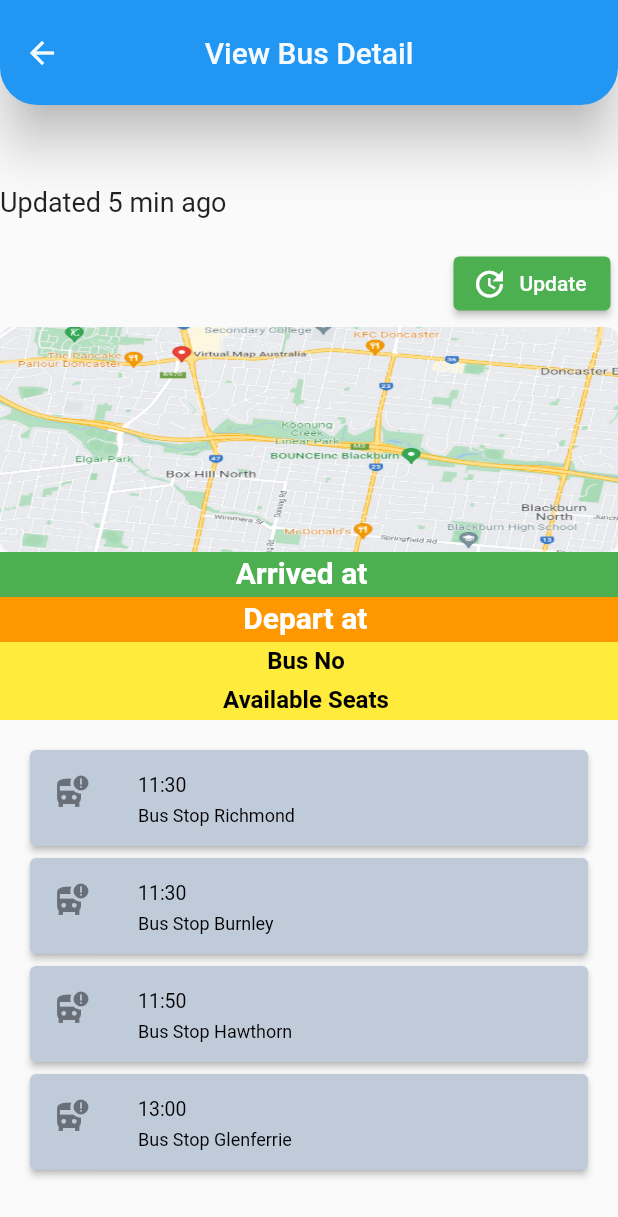
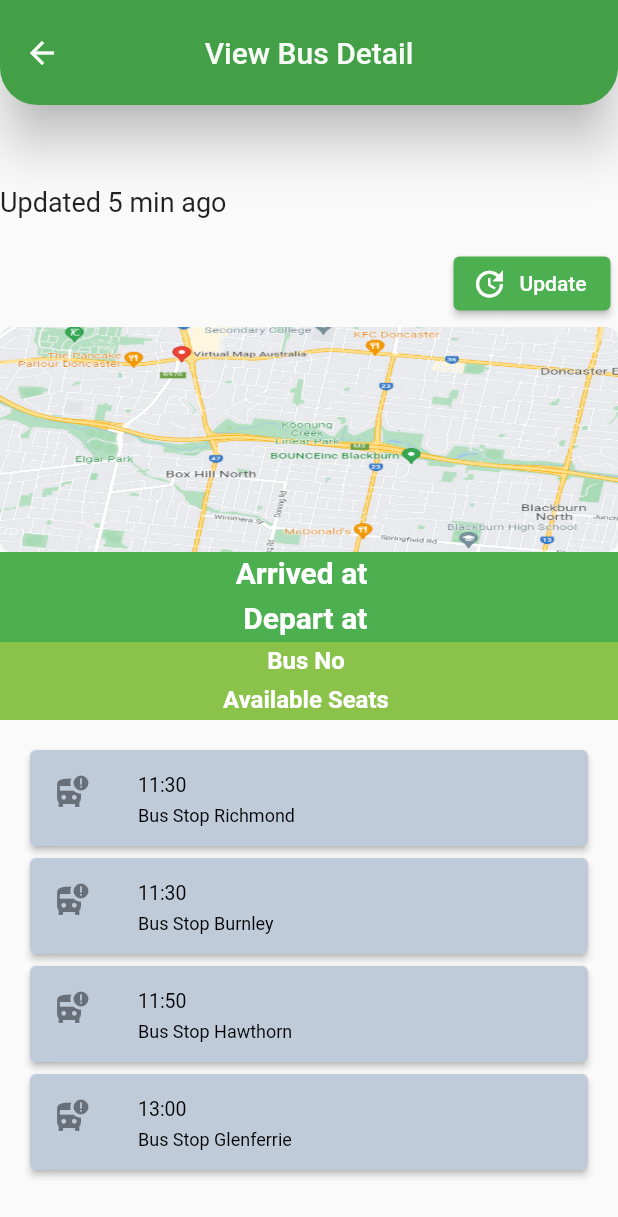
Before and after one commit to yashtejani/TDP5, a Flutter app: the JourneyPlanner screen opened directly, after a tap on "11:30", on a phone screen of 412 x 824 dp. Shown: the top 1217 px of the screen. Run offline on Flutter 3.47's test engine with Material 2 defaults, Android fonts, the phone set to English and light mode, and no system bars; our stand-ins replace fluttertoast, sizer; network calls fail.

Commit message:
color changes

```diff
--- a/lib/screens/addBusDetails.dart
+++ b/lib/screens/addBusDetails.dart
@@ -11,6 +11,8 @@ class AddBus extends StatelessWidget {
       title: appTitle,
       home: Scaffold(
         appBar: AppBar(
+          backgroundColor: Colors.green[600],
+
           titleSpacing: 00.0,
           centerTitle: true,
           toolbarHeight: 70,
--- a/lib/screens/addRoute.dart
+++ b/lib/screens/addRoute.dart
@@ -8,6 +8,8 @@ class AddRoute extends StatelessWidget {
   Widget build(BuildContext context) {
     return Scaffold(
         appBar: AppBar(
+            backgroundColor: Colors.green[600],
+
             titleSpacing: 00.0,
             centerTitle: true,
             toolbarHeight: 70,
--- a/lib/screens/addStaff.dart
+++ b/lib/screens/addStaff.dart
@@ -72,7 +72,7 @@ class AddStaffState extends State {
     final addButon = Material(
       elevation: 5.0,
       borderRadius: BorderRadius.circular(20.0),
-      color: Colors.blue,
+      color: Colors.green,
       child: MaterialButton(
         minWidth: MediaQuery.of(context).size.width,
         padding: const EdgeInsets.fromLTRB(50.0, 15.0, 50.0, 15.0),
@@ -95,6 +95,8 @@ class AddStaffState extends State {
     );
     return Scaffold(
       appBar: AppBar(
+        backgroundColor: Colors.green[600],
+
         titleSpacing: 00.0,
         centerTitle: true,
         toolbarHeight: 70,
--- a/lib/screens/addTimeSchedule.dart
+++ b/lib/screens/addTimeSchedule.dart
@@ -51,7 +51,7 @@ class TimeScheduleState extends State {
     final addButon = Material(
       elevation: 5.0,
       borderRadius: BorderRadius.circular(20.0),
-      color: Colors.blue,
+      color: Colors.green,
       child: MaterialButton(
         minWidth: MediaQuery.of(context).size.width,
         padding: const EdgeInsets.fromLTRB(50.0, 15.0, 50.0, 15.0),
@@ -72,6 +72,8 @@ class TimeScheduleState extends State {
     return Scaffold(
       //appBar: AppBar(title: const Text("Add Staff")),
       appBar: AppBar(
+        backgroundColor: Colors.green[600],
+
         titleSpacing: 00.0,
         centerTitle: true,
         toolbarHeight: 70,
--- a/lib/screens/admin.dart
+++ b/lib/screens/admin.dart
@@ -31,6 +31,8 @@ class _AdminState extends State {
   Widget build(BuildContext context) {
     return Scaffold(
         appBar: AppBar(
+          backgroundColor: Colors.green[600],
+
           titleSpacing: 00.0,
           centerTitle: true,
           toolbarHeight: 70,
--- a/lib/screens/adminLogin.dart
+++ b/lib/screens/adminLogin.dart
@@ -15,6 +15,8 @@ class AdminLogin extends StatelessWidget {
 
           child: Scaffold(
               appBar: AppBar(
+                backgroundColor: Colors.green[600],
+
                 titleSpacing: 00.0,
                 centerTitle: true,
                 toolbarHeight: 70,
--- a/lib/screens/busList.dart
+++ b/lib/screens/busList.dart
@@ -14,6 +14,7 @@ class BusList extends StatelessWidget {
   Widget build(BuildContext context) {
     return Scaffold(
       appBar: AppBar(
+        backgroundColor: Colors.green[600],
         titleSpacing: 00.0,
         centerTitle: true,
         toolbarHeight: 70,
--- a/lib/screens/generateReport.dart
+++ b/lib/screens/generateReport.dart
@@ -16,6 +16,8 @@ class GenerateReport extends StatelessWidget {
 
     return Scaffold(
           appBar: AppBar(
+              backgroundColor: Colors.green[600],
+
               titleSpacing: 00.0,
               centerTitle: true,
               toolbarHeight: 70,
--- a/lib/screens/notificationView.dart
+++ b/lib/screens/notificationView.dart
@@ -17,6 +17,8 @@ class NotificationView extends StatelessWidget {
     title: appTitle,
     home: Scaffold(
       appBar: AppBar(
+        backgroundColor: Colors.green[600],
+
         titleSpacing: 00.0,
         centerTitle: true,
         toolbarHeight: 70,
--- a/lib/screens/search.dart
+++ b/lib/screens/search.dart
@@ -17,6 +17,8 @@ class JourneyPlanner extends StatelessWidget {
 
     return Scaffold(
         appBar: AppBar(
+          backgroundColor: Colors.green[600],
+
           titleSpacing: 00.0,
           centerTitle: true,
           toolbarHeight: 70,
--- a/lib/screens/updateBusDetails.dart
+++ b/lib/screens/updateBusDetails.dart
@@ -16,6 +16,8 @@ class UpdateBus extends StatelessWidget {
       title: appTitle,
       home: Scaffold(
         appBar: AppBar(
+          backgroundColor: Colors.green[600],
+
           titleSpacing: 00.0,
           centerTitle: true,
           toolbarHeight: 70,
@@ -194,6 +196,9 @@ class UpdateBusFormState extends State<UpdateBusForm> {
             Padding(
               padding: const EdgeInsets.symmetric(vertical: 16.0),
               child: ElevatedButton(
+    style: ElevatedButton.styleFrom(
+    primary: Colors.green //elevated btton background color
+    ),
                 onPressed: () {
                   // Validate returns true if the form is valid, or false otherwise.
                   BusService()
--- a/lib/screens/viewBusDetail.dart
+++ b/lib/screens/viewBusDetail.dart
@@ -51,6 +51,8 @@ class _ViewBusDetailState extends State<ViewBusDetail> {
   Widget build(BuildContext context) {
     return Scaffold(
       appBar: AppBar(
+        backgroundColor: Colors.green[600],
+
         titleSpacing: 00.0,
         centerTitle: true,
         toolbarHeight: 70,
@@ -71,7 +73,9 @@ class _ViewBusDetailState extends State<ViewBusDetail> {
       ),
       body: Column(
         crossAxisAlignment: CrossAxisAlignment.stretch,
+
         children: <Widget>[
+
           const Text(
             "Updated 5 min ago",
             style: TextStyle(height: 5, fontSize: 18),
@@ -117,7 +121,7 @@ class _ViewBusDetailState extends State<ViewBusDetail> {
           Container(
             alignment: Alignment.center,
             padding: const EdgeInsets.all(5),
-            decoration: const BoxDecoration(color: Colors.orange),
+            decoration: const BoxDecoration(color: Colors.green),
             child: Text(departTime,
                 style: const TextStyle(
                   fontWeight: FontWeight.bold,
@@ -129,25 +133,26 @@ class _ViewBusDetailState extends State<ViewBusDetail> {
           Container(
             alignment: Alignment.center,
             padding: const EdgeInsets.all(5),
-            decoration: const BoxDecoration(color: Colors.yellow),
+            decoration: const BoxDecoration(
+                color: Colors.lightGreen),
             child: Text(busId,
                 style: const TextStyle(
                   fontWeight: FontWeight.bold,
                   fontSize: 16,
                   height: 1,
-                  color: Colors.black,
+                  color: Colors.white,
                 )),
           ),
           Container(
             alignment: Alignment.center,
             padding: const EdgeInsets.all(5),
-            decoration: const BoxDecoration(color: Colors.yellow),
+            decoration: const BoxDecoration(color: Colors.lightGreen),
             child: Text(seats,
                 style: const TextStyle(
                   fontWeight: FontWeight.bold,
                   fontSize: 16,
                   height: 1,
-                  color: Colors.black,
+                  color: Colors.white,
                 )),
           ),
           Expanded(
@@ -170,6 +175,9 @@ class _ViewBusDetailState extends State<ViewBusDetail> {
                           ),
                         );
                       }))))
+
+
+
         ],
       ),
     );
```
Also changed, not shown: lib/screens/dashboard.dart (+7 -3 lines).
